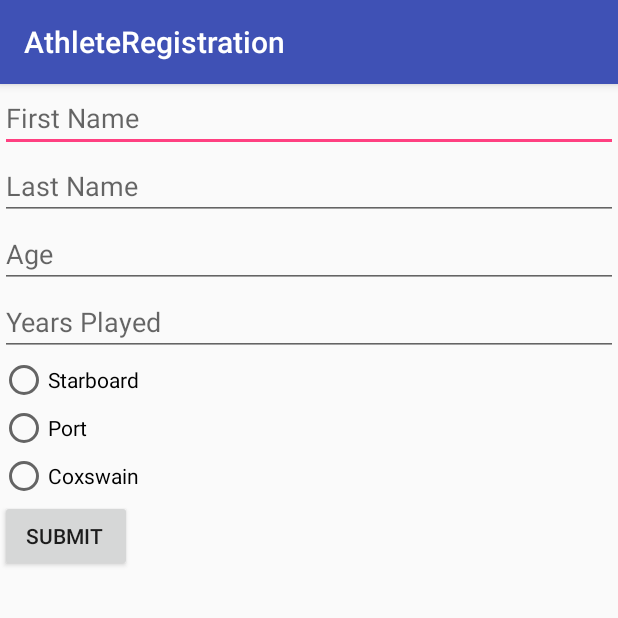
After one commit to ginagr/ThePerfectLineup, an Android app: the AthleteRegistration screen opened directly, with no data from a screen before it, on a phone screen of 412 x 824 dp, the top half of it. The commit adds this screen. Run offline under Robolectric (Android 15) with nearby library versions, the phone set to English and light mode, and no system bars.

Commit message:
Added athlete registration page with database

```diff
--- a/app/src/main/AndroidManifest.xml
+++ b/app/src/main/AndroidManifest.xml
@@ -11,9 +11,10 @@
         <activity android:name=".DropActivity">
             <intent-filter>
                 <action android:name="android.intent.action.MAIN"/>
-
                 <category android:name="android.intent.category.LAUNCHER"/>
             </intent-filter>
+        </activity>
+        <activity android:name=".AthleteRegistration" android:label="AthleteRegistration">
         </activity>
     </application>
 
--- /dev/null
+++ b/app/src/main/java/edu/wpi/www/theperfectlineup/database/AthleteBaseHelper.java
@@ -0,0 +1,37 @@
+package edu.wpi.www.theperfectlineup.database;
+
+import android.content.Context;
+import android.database.sqlite.SQLiteDatabase;
+import android.database.sqlite.SQLiteOpenHelper;
+
+import edu.wpi.www.theperfectlineup.database.AthleteDbSchema.AthleteTable;
+
+/**
+ * Created by Gina on 2/19/16.
+ */
+public class AthleteBaseHelper extends SQLiteOpenHelper{
+    private static final int VERSION = 1;
+    private static final String DATABASE_NAME = "athleteBase.db";
+
+    public AthleteBaseHelper(Context context){
+        super(context, DATABASE_NAME, null, VERSION);
+    }
+
+    @Override
+    public void onCreate(SQLiteDatabase db) {
+        db.execSQL("create table " + AthleteTable.NAME + "(" +
+            "_id integer primary key autoincrement," +
+            AthleteTable.Cols.ID + ", " +
+            AthleteTable.Cols.FIRSTNAME + ", " +
+            AthleteTable.Cols.LASTNAME + ", " +
+            AthleteTable.Cols.POSITION + ", " +
+            AthleteTable.Cols.AGE + ", " +
+            AthleteTable.Cols.YEARSPLAYED + ")"
+            );
+    }
+
+    @Override
+    public void onUpgrade(SQLiteDatabase db, int oldVersion, int newVersion) {
+
+    }
+}
--- /dev/null
+++ b/app/src/main/res/layout/athlete_registration.xml
@@ -0,0 +1,73 @@
+<?xml version="1.0" encoding="utf-8"?>
+<LinearLayout xmlns:android="http://schemas.android.com/apk/res/android"
+              android:orientation="vertical"
+              android:layout_width="match_parent"
+              android:layout_height="match_parent"
+              android:id="@+id/mainLinLayout"
+    >
+
+    <EditText
+        android:layout_width="match_parent"
+        android:layout_height="wrap_content"
+        android:id="@+id/FirstNameText"
+        android:hint="First Name"/>
+
+    <EditText
+        android:layout_width="match_parent"
+        android:layout_height="wrap_content"
+        android:id="@+id/LastNameText"
+        android:layout_gravity="center_horizontal"
+        android:hint="Last Name"/>
+
+    <EditText
+        android:layout_width="match_parent"
+        android:layout_height="wrap_content"
+        android:id="@+id/AgeText"
+        android:layout_gravity="center_horizontal"
+        android:hint="Age"/>
+
+    <EditText
+        android:layout_width="match_parent"
+        android:layout_height="wrap_content"
+        android:id="@+id/YearsPlayedText"
+        android:hint="Years Played"/>
+
+    <RadioGroup
+        android:layout_width="wrap_content"
+        android:layout_height="wrap_content"
+        android:id="@+id/RadioGroup">
+        <RadioButton
+            android:layout_width="wrap_content"
+            android:layout_height="wrap_content"
+            android:text="Starboard"
+            android:id="@+id/StarboardRadio"
+            android:checked="false"
+            android:onClick="onRadioButtonClicked"/>
+
+        <RadioButton
+            android:layout_width="wrap_content"
+            android:layout_height="wrap_content"
+            android:text="Port"
+            android:id="@+id/PortRadio"
+            android:hint="Port"
+            android:checked="false"
+            android:onClick="onRadioButtonClicked"/>
+
+        <RadioButton
+            android:layout_width="wrap_content"
+            android:layout_height="wrap_content"
+            android:text="Coxswain"
+            android:id="@+id/CoxwainRadio"
+            android:checked="false"
+            android:onClick="onRadioButtonClicked"/>
+    </RadioGroup>
+
+    <Button
+        android:layout_width="wrap_content"
+        android:layout_height="wrap_content"
+        android:text="Submit "
+        android:id="@+id/submitButton"
+        android:onClick="SubmitAthlete"
+        android:nestedScrollingEnabled="true"/>
+
+</LinearLayout>
```
Also changed, not shown: app/src/main/java/edu/wpi/www/theperfectlineup/Athlete.java (+31 -11 lines), app/src/main/java/edu/wpi/www/theperfectlineup/AthleteRegistration.java (added, +216 -0 lines), app/src/main/java/edu/wpi/www/theperfectlineup/DropActivity.java (+7 -1 lines), app/src/main/java/edu/wpi/www/theperfectlineup/database/AthleteCursorWrapper.java (added, +31 -0 lines), app/src/main/java/edu/wpi/www/theperfectlineup/database/AthleteDbSchema.java (added, +19 -0 lines), app/src/main/res/layout/activity_drop.xml (+8 -0 lines), app/src/main/res/drawable-mdpi/port_shadow.png (deleted), app/src/main/res/drawable-mdpi/starboard_shadow.png (deleted).
